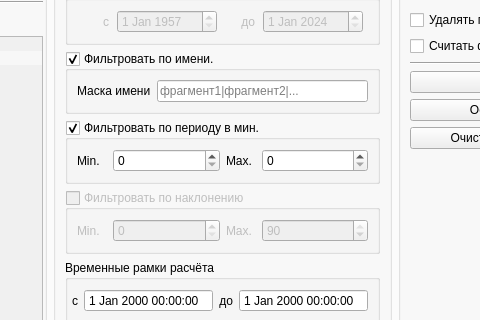
Qt form gui_ANGviewer/guiFormMainAngView.ui (MaxxMurygin/python-ANGviewer) before a commit; both pictures show x 505 to 985 and y 103 to 423 of the 1162 by 764 pixel window.
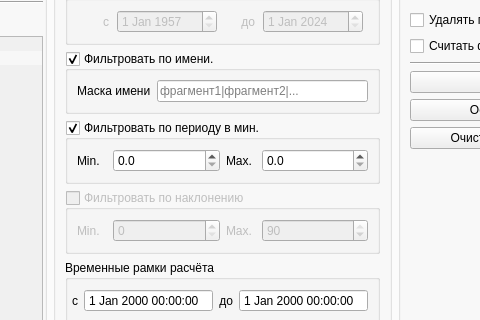
The same form after that commit. The open tabs and pages were chosen to show the change. Icons and pictures are not drawn.

Commit message: gui_v0.0.53_Hot_fix5

Diff of the .ui file:
```diff
--- a/gui_ANGviewer/guiFormMainAngView.ui
+++ b/gui_ANGviewer/guiFormMainAngView.ui
@@ -925,9 +925,18 @@
                </widget>
               </item>
               <item>
-               <widget class="QSpinBox" name="calicFilterPeriodEditMin">
+               <widget class="QDoubleSpinBox" name="calicFilterPeriodEditMin">
+                <property name="keyboardTracking">
+                 <bool>false</bool>
+                </property>
+                <property name="decimals">
+                 <number>1</number>
+                </property>
                 <property name="maximum">
-                 <number>99999</number>
+                 <double>999999999.000000000000000</double>
+                </property>
+                <property name="singleStep">
+                 <double>0.500000000000000</double>
                 </property>
                </widget>
               </item>
@@ -945,9 +954,18 @@
                </widget>
               </item>
               <item>
-               <widget class="QSpinBox" name="calicFilterPeriodEditMax">
+               <widget class="QDoubleSpinBox" name="calicFilterPeriodEditMax">
+                <property name="keyboardTracking">
+                 <bool>false</bool>
+                </property>
+                <property name="decimals">
+                 <number>1</number>
+                </property>
                 <property name="maximum">
-                 <number>99999</number>
+                 <double>999999999.000000000000000</double>
+                </property>
+                <property name="singleStep">
+                 <double>0.500000000000000</double>
                 </property>
                </widget>
               </item>
```
Left out of the diff: 2 changed lines with no effect on the pictures. The commit also changes 2 other files.
